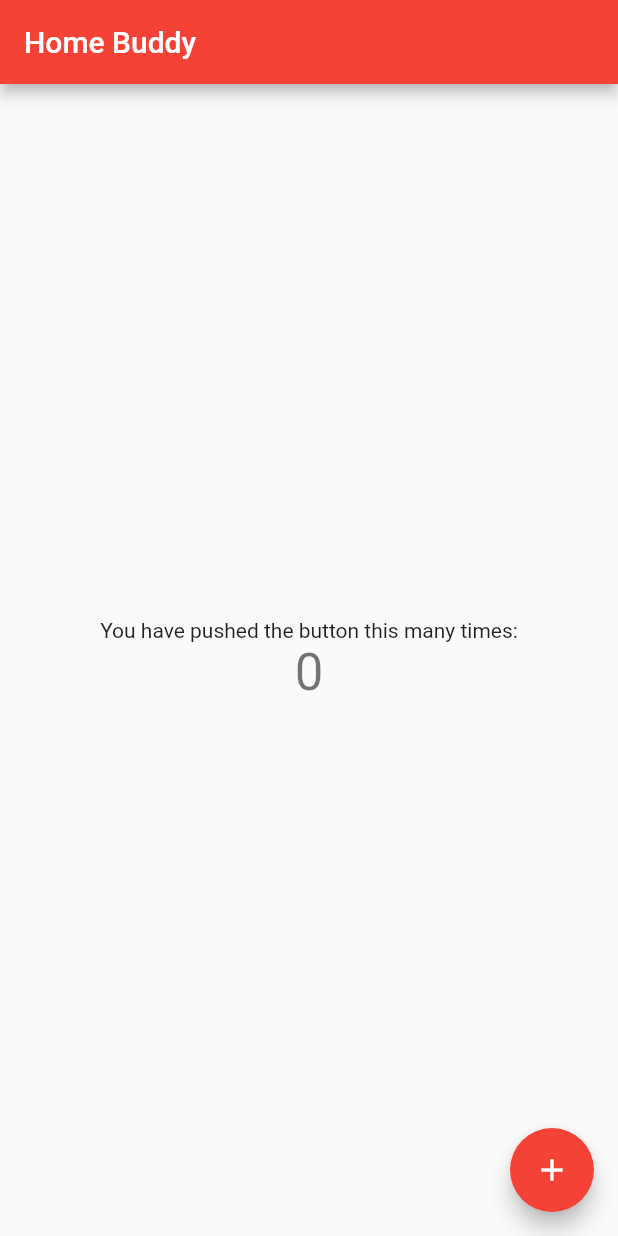
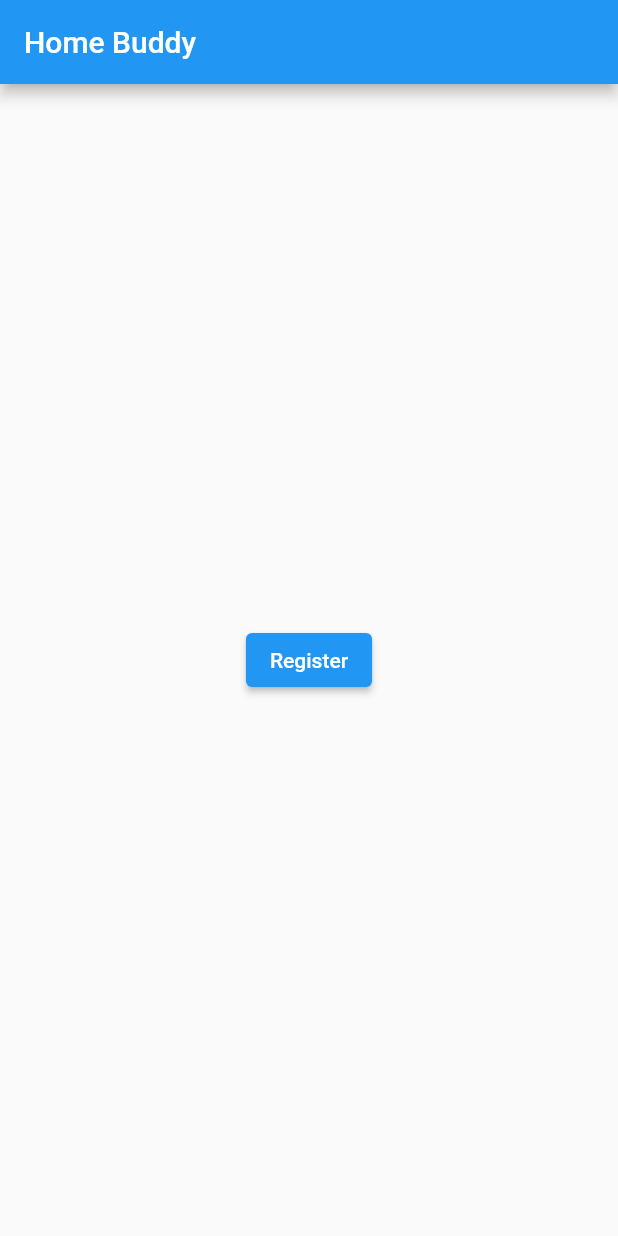
Before and after one commit to stefan-dimitrovski/Home-Buddy, a Flutter app: the screen it shows after launch, on a phone screen of 412 x 824 dp. Run offline on Flutter 3.47's test engine with Material 2 defaults, Android fonts, the phone set to English and light mode, and no system bars; our stand-ins replace firebase_auth, firebase_core; accounts and stored records are empty.

Commit message:
implemented register functionality

```diff
--- a/Domasna2/lib/main.dart
+++ b/Domasna2/lib/main.dart
@@ -1,5 +1,5 @@
 import 'package:flutter/material.dart';
-import 'package:home_buddy_app/screens/home.dart';
+import 'package:home_buddy_app/screens/home_screen.dart';
 import 'package:firebase_core/firebase_core.dart';
 
 void main() async {
@@ -17,7 +17,7 @@ class MyApp extends StatelessWidget {
       title: 'Home Buddy',
       debugShowCheckedModeBanner: false,
       theme: ThemeData(
-        primarySwatch: Colors.red,
+        primarySwatch: Colors.blue,
       ),
       home: const MyHomePage(title: 'Home Buddy'),
     );
--- a/Domasna2/lib/screens/home.dart
+++ /dev/null
@@ -1,48 +0,0 @@
-import 'package:flutter/material.dart';
-
-class MyHomePage extends StatefulWidget {
-  const MyHomePage({Key? key, required this.title}) : super(key: key);
-
-  final String title;
-
-  @override
-  State<MyHomePage> createState() => _MyHomePageState();
-}
-
-class _MyHomePageState extends State<MyHomePage> {
-  int _counter = 0;
-
-  void _incrementCounter() {
-    setState(() {
-      _counter++;
-    });
-  }
-
-  @override
-  Widget build(BuildContext context) {
-    return Scaffold(
-      appBar: AppBar(
-        title: Text(widget.title),
-      ),
-      body: Center(
-        child: Column(
-          mainAxisAlignment: MainAxisAlignment.center,
-          children: <Widget>[
-            const Text(
-              'You have pushed the button this many times:',
-            ),
-            Text(
-              '$_counter',
-              style: Theme.of(context).textTheme.headline4,
-            ),
-          ],
-        ),
-      ),
-      floatingActionButton: FloatingActionButton(
-        onPressed: _incrementCounter,
-        tooltip: 'Increment',
-        child: const Icon(Icons.add),
-      ),
-    );
-  }
-}
--- /dev/null
+++ b/Domasna2/lib/screens/home_screen.dart
@@ -0,0 +1,47 @@
+import 'package:flutter/material.dart';
+import 'package:home_buddy_app/screens/register_screen.dart';
+import 'package:home_buddy_app/view_models/register_view_model.dart';
+import 'package:provider/provider.dart';
+
+class MyHomePage extends StatefulWidget {
+  const MyHomePage({Key? key, required this.title}) : super(key: key);
+
+  final String title;
+
+  @override
+  State<MyHomePage> createState() => _MyHomePageState();
+}
+
+class _MyHomePageState extends State<MyHomePage> {
+  @override
+  Widget build(BuildContext context) {
+    return Scaffold(
+      appBar: AppBar(
+        title: Text(widget.title),
+      ),
+      body: Center(
+        child: Column(
+          mainAxisAlignment: MainAxisAlignment.center,
+          children: <Widget>[
+            ElevatedButton(
+              child: const Text('Register'),
+              onPressed: () {
+                _navigateToRegisterPage(context);
+              },
+            ),
+          ],
+        ),
+      ),
+    );
+  }
+}
+
+void _navigateToRegisterPage(BuildContext context) async {
+  Navigator.push(
+    context,
+    MaterialPageRoute(
+        builder: (context) => ChangeNotifierProvider(
+            create: (context) => RegisterViewModel(), child: RegisterPage()),
+        fullscreenDialog: true),
+  );
+}
```
Also changed, not shown: Domasna2/lib/screens/register_screen.dart (added, +88 -0 lines), Domasna2/lib/view_models/register_view_model.dart (added, +30 -0 lines), Domasna2/pubspec.yaml (+8 -3 lines), Domasna2/assets/images/city_care.jpg (added), Domasna2/pubspec.lock.
